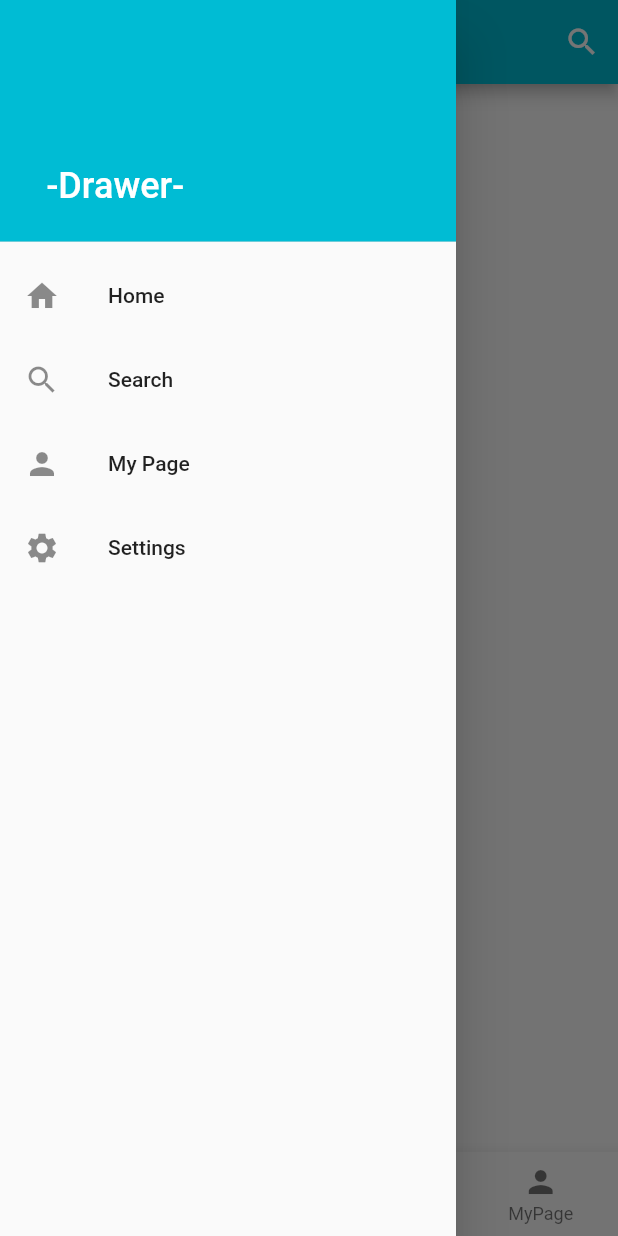
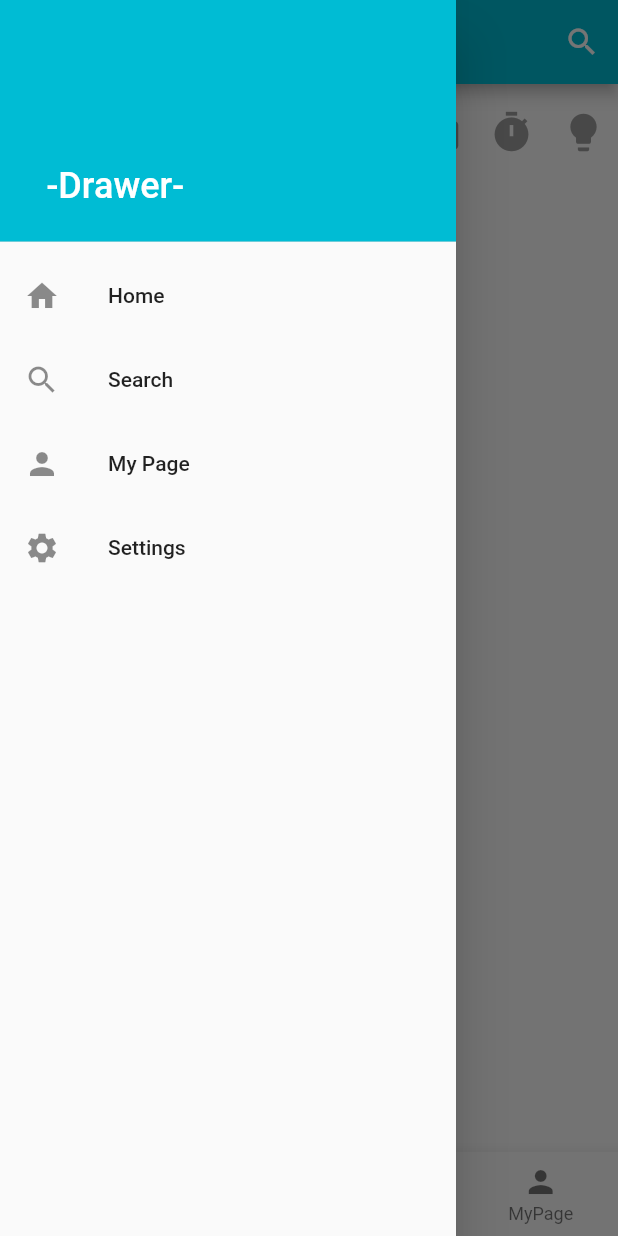
Before and after one commit to wjs4199/CapstoneProject2021, a Flutter app: the HomePage screen opened by its route, after a tap on the "menu" icon, on a phone screen of 412 x 824 dp. Run offline on Flutter 3.47's test engine with Material 2 defaults, Android fonts, the phone set to English and light mode, and no system bars; our stand-ins replace cloud_firestore, firebase_auth, firebase_core, firebase_storage, google_sign_in, image_picker; accounts and stored records are empty.

```diff
--- a/lib/home.dart
+++ b/lib/home.dart
@@ -114,6 +114,10 @@ class _HomePageState extends State<HomePage> {
   int _selectedIndex = 0;
   final _scaffoldKey = GlobalKey<ScaffoldState>();
 
+  bool _filterOfProduct = false;
+  bool _filterOfTime = false;
+  bool _filterOfTalent = false;
+
   @override
   Widget build(BuildContext context) {
     return Scaffold(
@@ -126,6 +130,49 @@ class _HomePageState extends State<HomePage> {
           child: Column(
             mainAxisAlignment: MainAxisAlignment.center,
             children: [
+              Container(
+                padding: EdgeInsets.all(8),
+                child: Row(mainAxisAlignment: MainAxisAlignment.end, children: [
+                  IconButton(
+                      padding: EdgeInsets.all(0),
+                      alignment: Alignment.centerRight,
+                      icon: (_filterOfProduct
+                          ? Icon(Icons.wallet_giftcard,
+                              size: 30, color: Colors.blue)
+                          : Icon(Icons.wallet_giftcard,
+                              size: 30, color: Colors.grey)),
+                      onPressed: () {
+                        _chooseFilter("Product");
+                        if (_filterOfProduct) appState.orderByFilter("product");
+                      }),
+                  IconButton(
+                      padding: EdgeInsets.all(0),
+                      alignment: Alignment.centerRight,
+                      icon: (_filterOfTime
+                          ? Icon(Icons.timer, size: 30, color: Colors.blue)
+                          : Icon(Icons.timer, size: 30, color: Colors.grey)),
+                      onPressed: () {
+                        _chooseFilter("Time");
+                      }),
+                  IconButton(
+                      padding: EdgeInsets.all(0),
+                      alignment: Alignment.centerRight,
+                      icon: (_filterOfTalent
+                          ? Icon(
+                              Icons.lightbulb,
+                              size: 30,
+                              color: Colors.blue,
+                            )
+                          : Icon(
+                              Icons.lightbulb,
+                              size: 30,
+                              color: Colors.grey,
+                            )),
+                      onPressed: () {
+                        _chooseFilter("Talent");
+                      }),
+                ]),
+              ),
               Expanded(
                 child: ListView(
                   children: _buildListView(context, appState.giveProducts),
@@ -143,6 +190,36 @@ class _HomePageState extends State<HomePage> {
       floatingActionButtonLocation: FloatingActionButtonLocation.centerDocked,
     );
     //);
+  }
+
+  void _chooseFilter(String fitering) {
+    setState(() {
+      if (fitering == 'Product') {
+        if (_filterOfProduct) {
+          _filterOfProduct = false;
+          print("_filterOfProduct = false");
+        } else {
+          _filterOfProduct = true;
+          print("_filterOfProduct = true");
+        }
+      } else if (fitering == 'Time') {
+        if (_filterOfTime) {
+          _filterOfTime = false;
+          print("_filterOfTime = false");
+        } else {
+          _filterOfTime = true;
+          print("_filterOfTime = true");
+        }
+      } else {
+        if (_filterOfTalent) {
+          _filterOfTalent = false;
+          print("_filterOfTalent = false");
+        } else {
+          _filterOfTalent = true;
+          print("_filterOfTalent = true");
+        }
+      }
+    });
   }
 
   // Builder Widget for AppBar
```
Also changed, not shown: lib/main.dart (+9 -2 lines).
